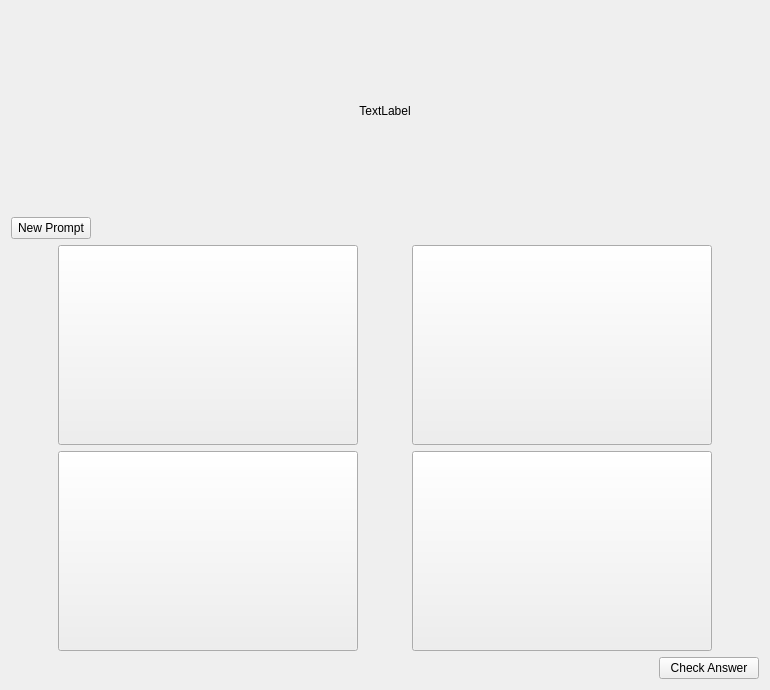
Before: the Qt Designer form meaningfulsymbolismactivity.ui in zxjorge/EDApp, drawn with Qt 5.
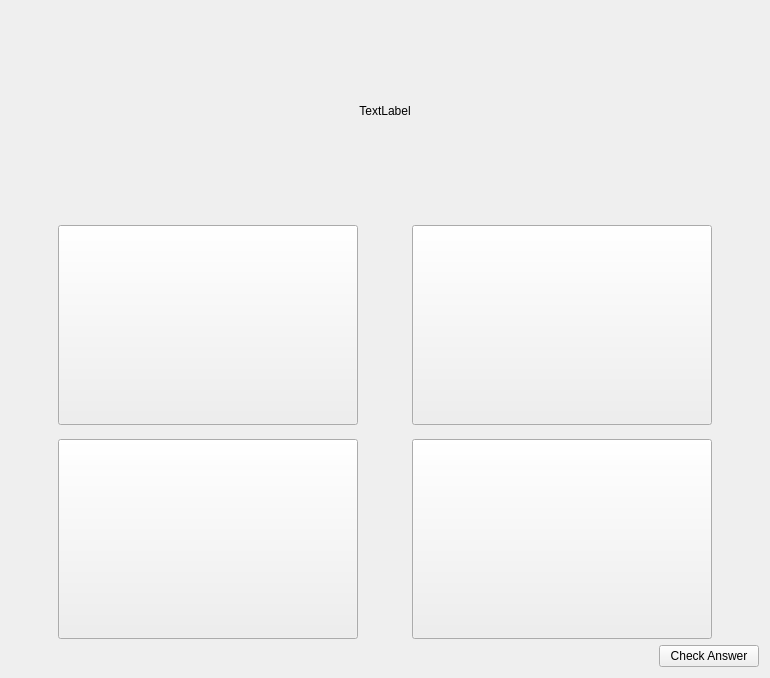
After: the same form once the commit is applied.

Patch:
```diff
--- a/meaningfulsymbolismactivity.ui
+++ b/meaningfulsymbolismactivity.ui
@@ -7,7 +7,7 @@
     <x>0</x>
     <y>0</y>
     <width>770</width>
-    <height>656</height>
+    <height>678</height>
    </rect>
   </property>
   <property name="windowTitle">
@@ -37,19 +37,6 @@
      </property>
     </widget>
    </item>
-   <item>
-    <widget class="QPushButton" name="newPrompt">
-     <property name="maximumSize">
-      <size>
-       <width>80</width>
-       <height>16777215</height>
-      </size>
-     </property>
-     <property name="text">
-      <string>New Prompt</string>
-     </property>
-    </widget>
-   </item>
    <item>
     <spacer name="verticalSpacer_2">
      <property name="orientation">
```
Left out of the diff: 2 changed lines with no effect on the pictures.
